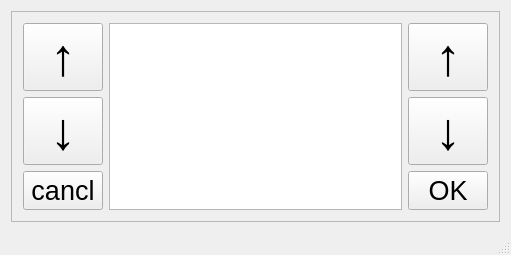
Above: terminalProgramm/mainwindow.ui from Ebobo-2020/terminal2020 before the change. Below: the same form after it.
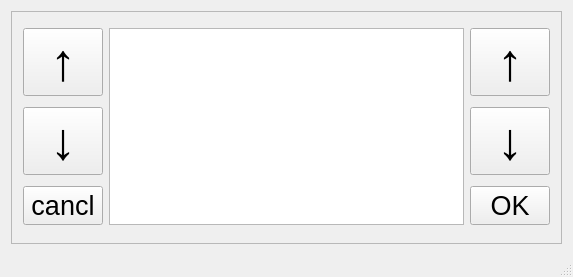
That is the form after the change.

```diff
--- a/terminalProgramm/mainwindow.ui
+++ b/terminalProgramm/mainwindow.ui
@@ -9,8 +9,8 @@
    <rect>
     <x>0</x>
     <y>0</y>
-    <width>511</width>
-    <height>254</height>
+    <width>573</width>
+    <height>277</height>
    </rect>
   </property>
   <property name="windowTitle">
```
Left out of the diff: 86 changed lines with no effect on the pictures.
